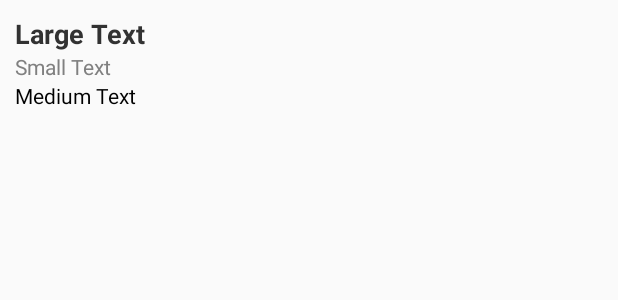
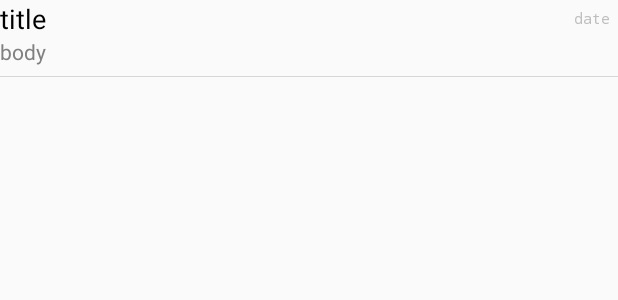
Before and after one commit to no-go/ViboraFeed, an Android app: the layout feed.xml on its own in the app's theme, with its tools: preview values and no code run, on a phone screen of 412 x 824 dp. Shown: the top 300 px of the screen. Run offline under Robolectric (Android 15) with nearby library versions, the phone set to English and light mode, and no system bars.

Commit message:
design update. works well with feeds without date-tag like http://www.heise.de/security/news/news.rdf

```diff
--- a/app/build.gradle
+++ b/app/build.gradle
@@ -8,8 +8,8 @@ android {
         applicationId "de.vibora.viborafeed"
         minSdkVersion 16
         targetSdkVersion 23
-        versionCode 16
-        versionName "1.6"
+        versionCode 17
+        versionName "1.7"
     }
     buildTypes {
         release {
--- a/app/src/main/res/layout/feed.xml
+++ b/app/src/main/res/layout/feed.xml
@@ -1,51 +1,69 @@
 <?xml version="1.0" encoding="utf-8"?>
 <RelativeLayout xmlns:android="http://schemas.android.com/apk/res/android"
     android:orientation="vertical" android:layout_width="match_parent"
-    android:layout_height="match_parent"
-    android:padding="10dp">
-
-    <TextView
-        android:layout_width="wrap_content"
-        android:layout_height="wrap_content"
-        android:textAppearance="@style/Base.TextAppearance.AppCompat.Medium"
-        android:id="@+id/feedTitle"
-        android:layout_alignParentTop="true"
-        android:layout_alignParentLeft="true"
-        android:layout_alignParentStart="true"
-        android:textStyle="bold"
-        android:text="Large Text"
-        android:textColor="@color/colorTitle" />
-
-    <TextView
-        android:layout_width="wrap_content"
-        android:layout_height="wrap_content"
-        android:textAppearance="@style/Base.TextAppearance.AppCompat.Small"
-        android:text="Small Text"
-        android:id="@+id/feedDate"
-        android:layout_below="@+id/feedTitle"
-        android:layout_alignParentLeft="true"
-        android:layout_alignParentStart="true"
-        android:layout_alignRight="@+id/feedTitle"
-        android:layout_alignEnd="@+id/feedTitle"
-        android:textColor="@color/colorDate" />
+    android:layout_height="match_parent">
 
     <ImageView
         android:layout_width="wrap_content"
         android:layout_height="wrap_content"
         android:id="@+id/image"
-        android:layout_below="@+id/feedDate"
+        android:layout_alignParentTop="true"
         android:layout_alignParentLeft="true"
         android:layout_alignParentStart="true" />
 
     <TextView
+        android:layout_width="wrap_content"
+        android:layout_height="wrap_content"
+        android:text="date"
+        android:id="@+id/feedDate"
+        android:textColor="@android:color/secondary_text_light_nodisable"
+        android:enabled="false"
+        android:layout_alignParentTop="true"
+        android:layout_alignParentRight="true"
+        android:layout_alignParentEnd="true"
+        android:paddingTop="5dp"
+        android:paddingRight="5dp"
+        android:textSize="10dp"
+        android:typeface="monospace" />
+
+
+    <TextView
         android:layout_width="match_parent"
         android:layout_height="wrap_content"
-        android:textAppearance="@style/Base.TextAppearance.AppCompat.Small"
-        android:text="Medium Text"
-        android:id="@+id/feedBody"
+        android:text="title"
+        android:id="@+id/feedTitle"
+        android:enabled="false"
+        android:textColor="@android:color/background_dark"
+        android:textAppearance="?android:attr/textAppearanceMedium"
         android:layout_alignTop="@+id/image"
         android:layout_toRightOf="@+id/image"
         android:layout_toEndOf="@+id/image"
-        android:textColor="@color/colorBody" />
+        android:layout_toLeftOf="@+id/feedDate"
+        android:layout_toStartOf="@+id/feedDate" />
+
+
+    <TextView
+        android:layout_width="match_parent"
+        android:layout_height="wrap_content"
+        android:text="body"
+        android:id="@+id/feedBody"
+        android:enabled="false"
+        android:textColor="@android:color/tertiary_text_dark"
+        android:layout_below="@+id/feedTitle"
+        android:layout_alignLeft="@+id/feedTitle" />
+
+    <TextView
+        android:layout_width="match_parent"
+        android:layout_height="wrap_content"
+        android:id="@+id/tvLine"
+        android:enabled="false"
+        android:layout_marginTop="10px"
+        android:layout_below="@+id/feedBody"
+        android:textSize="0px"
+        android:height="1px"
+        android:background="@color/button_material_light"
+        android:layout_toRightOf="@+id/image"
+        android:layout_toEndOf="@+id/image" />
+
 
 </RelativeLayout>
--- a/app/src/main/res/layout/fragment_feedlist.xml
+++ b/app/src/main/res/layout/fragment_feedlist.xml
@@ -8,5 +8,6 @@
         android:layout_width="match_parent"
         android:layout_weight="1"
         android:layout_height="match_parent"
-        android:drawSelectorOnTop="false"/>
+        android:drawSelectorOnTop="false"
+        android:divider="@android:color/transparent" />
 </LinearLayout>
--- a/app/src/main/res/values/strings.xml
+++ b/app/src/main/res/values/strings.xml
@@ -15,7 +15,8 @@
     <string name="delFeeds">delete all feeds</string>
     <string name="delDb">destroy all feeds (DEBUG)</string>
     <string name="noData">No Data</string>
-    <string name="dateForm">yyyy-MM-dd HH:mm</string>
+    <string name="dateForm">HH:mm</string>
+    <string name="dateForm2">MM/dd</string>
 
     <string name="open">open with browser</string>
     <string name="delete">delete</string>
```
Also changed, not shown: app/src/main/java/de/vibora/viborafeed/FeedContract.java (+44 -4 lines), app/src/main/java/de/vibora/viborafeed/FeedCursorAdapter.java (+8 -3 lines), 2 other files.
